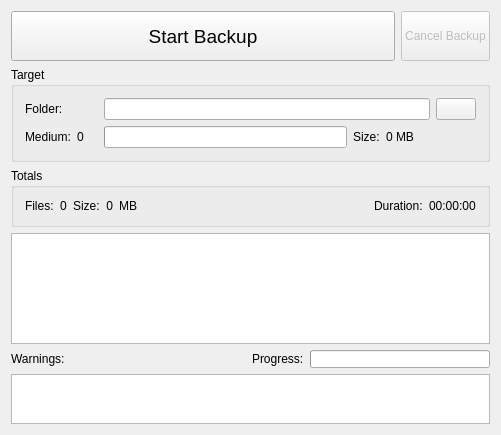
Old version of the form src/MainWidgetBase.ui in the repository KDE/kbackup.
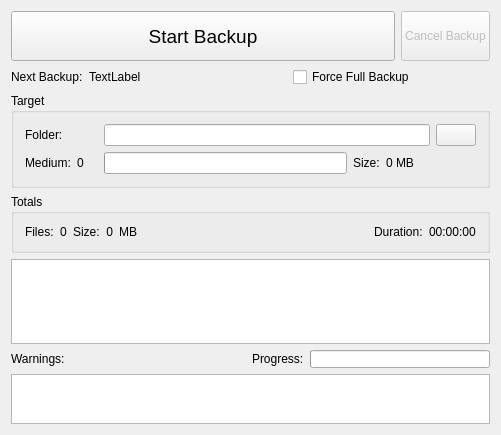
New version of the form. Custom widgets are drawn as their Qt base class.

Diff of the .ui file:
```diff
--- a/src/MainWidgetBase.ui
+++ b/src/MainWidgetBase.ui
@@ -14,9 +14,9 @@
   <property name="windowTitle" >
    <string>KBackup</string>
   </property>
-  <layout class="QVBoxLayout" >
-   <item>
-    <layout class="QHBoxLayout" >
+  <layout class="QGridLayout" name="gridLayout">
+   <item row="0" column="0">
+    <layout class="QHBoxLayout">
      <item>
       <widget class="QPushButton" name="startButton" >
        <property name="sizePolicy" >
@@ -77,10 +77,41 @@
      </item>
     </layout>
    </item>
-   <item>
-    <widget class="Q3GroupBox" name="groupBox3" >
-     <property name="sizePolicy" >
-      <sizepolicy vsizetype="Maximum" hsizetype="Preferred" >
+   <item row="1" column="0">
+    <layout class="QHBoxLayout" name="horizontalLayout">
+     <item>
+      <widget class="QLabel" name="label">
+       <property name="sizePolicy">
+        <sizepolicy hsizetype="Maximum" vsizetype="Preferred">
+         <horstretch>0</horstretch>
+         <verstretch>0</verstretch>
+        </sizepolicy>
+       </property>
+       <property name="text">
+        <string>Next Backup:</string>
+       </property>
+      </widget>
+     </item>
+     <item>
+      <widget class="QLabel" name="backupType">
+       <property name="text">
+        <string>TextLabel</string>
+       </property>
+      </widget>
+     </item>
+     <item>
+      <widget class="QCheckBox" name="forceFullBackup">
+       <property name="text">
+        <string>Force Full Backup</string>
+       </property>
+      </widget>
+     </item>
+    </layout>
+   </item>
+   <item row="2" column="0">
+    <widget class="Q3GroupBox" name="groupBox3">
+     <property name="sizePolicy">
+      <sizepolicy hsizetype="Preferred" vsizetype="Maximum">
        <horstretch>0</horstretch>
        <verstretch>0</verstretch>
       </sizepolicy>
@@ -88,10 +119,10 @@
      <property name="title" >
       <string>Target</string>
      </property>
-     <layout class="QGridLayout" >
-      <item row="0" column="0" colspan="2" >
-       <widget class="QLabel" name="textLabel2" >
-        <property name="text" >
+     <layout class="QGridLayout">
+      <item row="0" column="0" colspan="2">
+       <widget class="QLabel" name="textLabel2">
+        <property name="text">
          <string>Folder:</string>
         </property>
         <property name="wordWrap" >
@@ -99,10 +130,10 @@
         </property>
        </widget>
       </item>
-      <item row="1" column="0" >
-       <widget class="QLabel" name="sliceLabel" >
-        <property name="sizePolicy" >
-         <sizepolicy vsizetype="Preferred" hsizetype="Minimum" >
+      <item row="1" column="0">
+       <widget class="QLabel" name="sliceLabel">
+        <property name="sizePolicy">
+         <sizepolicy hsizetype="Minimum" vsizetype="Preferred">
           <horstretch>0</horstretch>
           <verstretch>0</verstretch>
          </sizepolicy>
@@ -115,10 +146,10 @@
         </property>
        </widget>
       </item>
-      <item row="1" column="1" >
-       <widget class="QLabel" name="sliceNum" >
-        <property name="sizePolicy" >
-         <sizepolicy vsizetype="Preferred" hsizetype="Minimum" >
+      <item row="1" column="1">
+       <widget class="QLabel" name="sliceNum">
+        <property name="sizePolicy">
+         <sizepolicy hsizetype="Minimum" vsizetype="Preferred">
           <horstretch>0</horstretch>
           <verstretch>0</verstretch>
          </sizepolicy>
@@ -137,19 +168,19 @@
         </property>
        </widget>
       </item>
-      <item row="1" column="2" >
-       <widget class="QProgressBar" name="progressSlice" >
-        <property name="sizePolicy" >
-         <sizepolicy vsizetype="Fixed" hsizetype="Expanding" >
+      <item row="1" column="2">
+       <widget class="QProgressBar" name="progressSlice">
+        <property name="sizePolicy">
+         <sizepolicy hsizetype="Expanding" vsizetype="Fixed">
           <horstretch>0</horstretch>
           <verstretch>0</verstretch>
          </sizepolicy>
         </property>
        </widget>
       </item>
-      <item row="1" column="3" >
-       <widget class="QLabel" name="textLabel1" >
-        <property name="text" >
+      <item row="1" column="3">
+       <widget class="QLabel" name="textLabel1">
+        <property name="text">
          <string>Size:</string>
         </property>
         <property name="wordWrap" >
@@ -157,9 +188,9 @@
         </property>
        </widget>
       </item>
-      <item row="1" column="4" colspan="2" >
-       <widget class="QLabel" name="capacity" >
-        <property name="minimumSize" >
+      <item row="1" column="4" colspan="2">
+       <widget class="QLabel" name="capacity">
+        <property name="minimumSize">
          <size>
           <width>90</width>
           <height>0</height>
@@ -173,10 +204,10 @@
         </property>
        </widget>
       </item>
-      <item row="0" column="5" >
-       <widget class="QPushButton" name="folder" >
-        <property name="sizePolicy" >
-         <sizepolicy vsizetype="Preferred" hsizetype="Maximum" >
+      <item row="0" column="5">
+       <widget class="QPushButton" name="folder">
+        <property name="sizePolicy">
+         <sizepolicy hsizetype="Maximum" vsizetype="Preferred">
           <horstretch>0</horstretch>
           <verstretch>0</verstretch>
          </sizepolicy>
@@ -186,16 +217,16 @@
         </property>
        </widget>
       </item>
-      <item row="0" column="2" colspan="3" >
-       <widget class="KLineEdit" name="targetDir" />
+      <item row="0" column="2" colspan="3">
+       <widget class="KLineEdit" name="targetDir"/>
       </item>
      </layout>
     </widget>
    </item>
-   <item>
-    <widget class="Q3GroupBox" name="groupBox2" >
-     <property name="sizePolicy" >
-      <sizepolicy vsizetype="Maximum" hsizetype="Preferred" >
+   <item row="3" column="0">
+    <widget class="Q3GroupBox" name="groupBox2">
+     <property name="sizePolicy">
+      <sizepolicy hsizetype="Preferred" vsizetype="Maximum">
        <horstretch>0</horstretch>
        <verstretch>0</verstretch>
       </sizepolicy>
@@ -203,11 +234,11 @@
      <property name="title" >
       <string>Totals</string>
      </property>
-     <layout class="QHBoxLayout" >
+     <layout class="QHBoxLayout">
       <item>
-       <widget class="QLabel" name="textLabel4" >
-        <property name="sizePolicy" >
-         <sizepolicy vsizetype="Preferred" hsizetype="Maximum" >
+       <widget class="QLabel" name="textLabel4">
+        <property name="sizePolicy">
+         <sizepolicy hsizetype="Maximum" vsizetype="Preferred">
           <horstretch>0</horstretch>
           <verstretch>0</verstretch>
          </sizepolicy>
@@ -221,8 +252,8 @@
        </widget>
       </item>
       <item>
-       <widget class="QLabel" name="totalFiles" >
-        <property name="text" >
+       <widget class="QLabel" name="totalFiles">
+        <property name="text">
          <string>0</string>
         </property>
         <property name="alignment" >
@@ -234,9 +265,9 @@
        </widget>
       </item>
       <item>
-       <widget class="QLabel" name="textLabel6" >
-        <property name="sizePolicy" >
-         <sizepolicy vsizetype="Preferred" hsizetype="Maximum" >
+       <widget class="QLabel" name="textLabel6">
+        <property name="sizePolicy">
+         <sizepolicy hsizetype="Maximum" vsizetype="Preferred">
           <horstretch>0</horstretch>
           <verstretch>0</verstretch>
          </sizepolicy>
@@ -250,8 +281,8 @@
        </widget>
       </item>
       <item>
-       <widget class="QLabel" name="totalSize" >
-        <property name="text" >
+       <widget class="QLabel" name="totalSize">
+        <property name="text">
          <string>0</string>
         </property>
         <property name="alignment" >
@@ -263,8 +294,8 @@
        </widget>
       </item>
       <item>
-       <widget class="QLabel" name="totalSize_2" >
-        <property name="text" >
+       <widget class="QLabel" name="totalSize_2">
+        <property name="text">
          <string>MB</string>
         </property>
         <property name="alignment" >
@@ -276,8 +307,8 @@
        </widget>
       </item>
       <item>
-       <spacer name="spacer1_2" >
-        <property name="orientation" >
+       <spacer name="spacer1_2">
+        <property name="orientation">
          <enum>Qt::Horizontal</enum>
         </property>
         <property name="sizeType" >
@@ -292,9 +323,9 @@
        </spacer>
       </item>
       <item>
-       <widget class="QLabel" name="textLabel8" >
-        <property name="sizePolicy" >
-         <sizepolicy vsizetype="Preferred" hsizetype="Maximum" >
+       <widget class="QLabel" name="textLabel8">
+        <property name="sizePolicy">
+         <sizepolicy hsizetype="Maximum" vsizetype="Preferred">
           <horstretch>0</horstretch>
           <verstretch>0</verstretch>
          </sizepolicy>
@@ -308,8 +339,8 @@
        </widget>
       </item>
       <item>
-       <widget class="QLabel" name="elapsedTime" >
-        <property name="text" >
+       <widget class="QLabel" name="elapsedTime">
+        <property name="text">
          <string>00:00:00</string>
         </property>
         <property name="wordWrap" >
@@ -320,12 +351,12 @@
      </layout>
     </widget>
    </item>
-   <item>
-    <layout class="QVBoxLayout" >
+   <item row="4" column="0">
+    <layout class="QVBoxLayout">
      <item>
-      <widget class="QTextEdit" name="log" >
-       <property name="sizePolicy" >
-        <sizepolicy vsizetype="MinimumExpanding" hsizetype="Expanding" >
+      <widget class="QTextEdit" name="log">
+       <property name="sizePolicy">
+        <sizepolicy hsizetype="Expanding" vsizetype="MinimumExpanding">
          <horstretch>0</horstretch>
          <verstretch>4</verstretch>
         </sizepolicy>
@@ -348,7 +379,7 @@
       </widget>
      </item>
      <item>
-      <layout class="QHBoxLayout" >
+      <layout class="QHBoxLayout">
        <item>
         <widget class="QLabel" name="textLabel1_2" >
          <property name="text" >
@@ -360,8 +391,8 @@
         </widget>
        </item>
        <item>
-        <spacer name="spacer2" >
-         <property name="orientation" >
+        <spacer name="spacer2">
+         <property name="orientation">
           <enum>Qt::Horizontal</enum>
          </property>
          <property name="sizeType" >
@@ -463,21 +494,21 @@
    </item>
   </layout>
  </widget>
- <layoutdefault spacing="6" margin="11" />
- <layoutfunction spacing="KDialog::spacingHint" margin="KDialog::marginHint" />
+ <layoutdefault spacing="6" margin="11"/>
+ <layoutfunction spacing="KDialog::spacingHint" margin="KDialog::marginHint"/>
  <pixmapfunction>SmallIcon</pixmapfunction>
  <customwidgets>
-  <customwidget>
-   <class>KLineEdit</class>
-   <extends>QLineEdit</extends>
-   <header>klineedit.h</header>
-  </customwidget>
   <customwidget>
    <class>Q3GroupBox</class>
    <extends>QGroupBox</extends>
    <header>Qt3Support/Q3GroupBox</header>
    <container>1</container>
   </customwidget>
+  <customwidget>
+   <class>KLineEdit</class>
+   <extends>QLineEdit</extends>
+   <header>klineedit.h</header>
+  </customwidget>
  </customwidgets>
  <includes>
   <include location="local" >klineedit.h</include>
```
Left out of the diff: 155 changed lines with no effect on the pictures.
